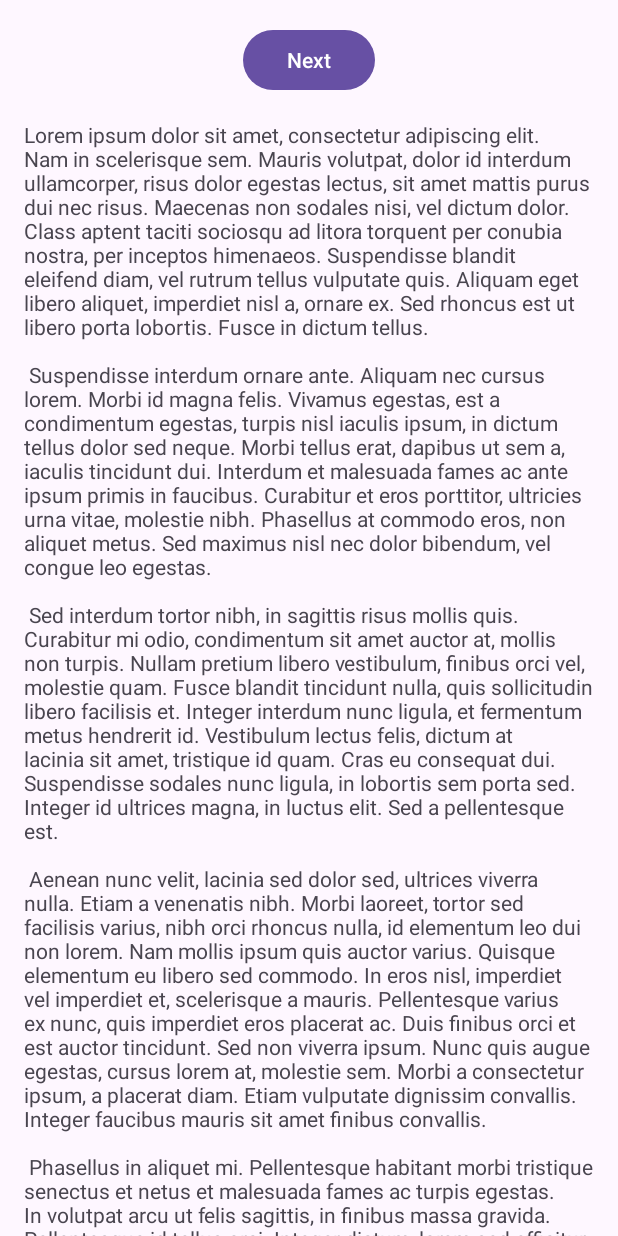
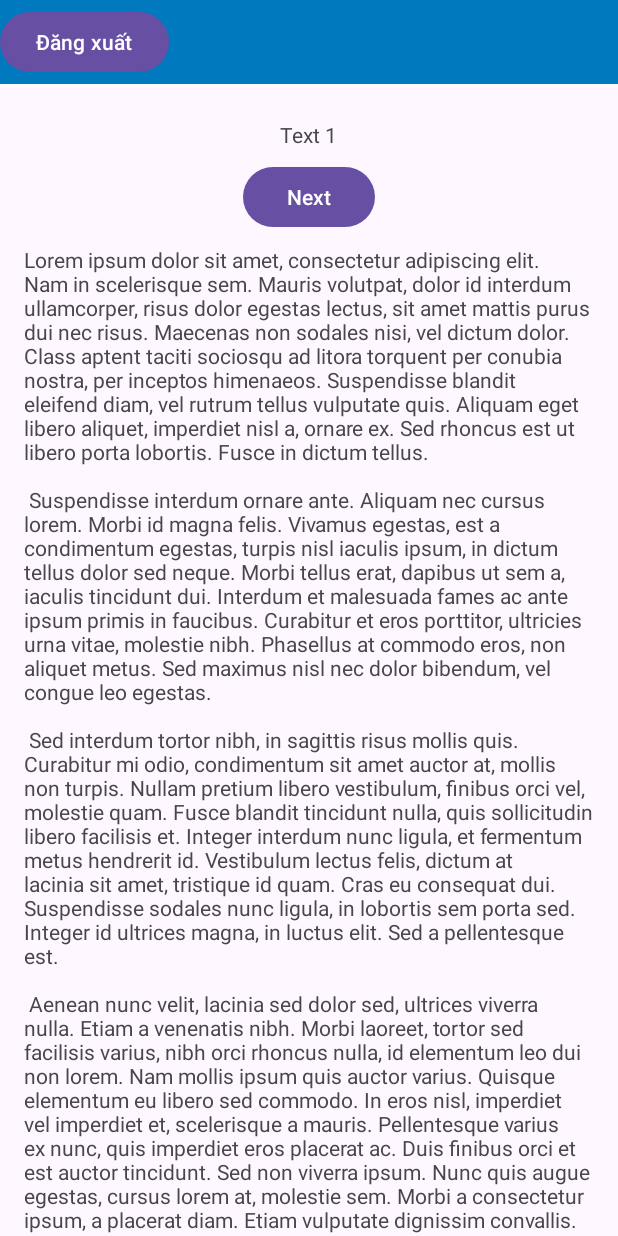
Before and after one commit to AkiraNoob/SE114.O22, an Android app: the HomePage screen opened directly, with no data from a screen before it, on a phone screen of 412 x 824 dp. Run offline under Robolectric (Android 15) with nearby library versions, the light colour scheme and no system bars; our stand-ins replace Firebase (no records; nobody signed in at launch, a user with empty details on screens opened directly), navigation-ui.

Commit message:
Sample scroll, navigate

```diff
--- a/app/src/main/java/com/example/collabtask/FirstFragment.kt
+++ b/app/src/main/java/com/example/collabtask/HomePage.kt
@@ -5,15 +5,19 @@ import androidx.fragment.app.Fragment
 import android.view.LayoutInflater
 import android.view.View
 import android.view.ViewGroup
+import androidx.navigation.findNavController
 import androidx.navigation.fragment.findNavController
-import com.example.collabtask.databinding.FragmentFirstBinding
+import androidx.navigation.ui.AppBarConfiguration
+import com.example.collabtask.databinding.HomePageBinding
+import com.google.firebase.Firebase
+import com.google.firebase.auth.auth
 
 /**
  * A simple [Fragment] subclass as the default destination in the navigation.
  */
-class FirstFragment : Fragment() {
+class HomePage : Fragment() {
 
-    private var _binding: FragmentFirstBinding? = null
+    private var _binding: HomePageBinding? = null
 
     // This property is only valid between onCreateView and
     // onDestroyView.
@@ -24,7 +28,8 @@ class FirstFragment : Fragment() {
         savedInstanceState: Bundle?
     ): View? {
 
-        _binding = FragmentFirstBinding.inflate(inflater, container, false)
+        _binding = HomePageBinding.inflate(inflater, container, false)
+
         return binding.root
 
     }
@@ -32,8 +37,12 @@ class FirstFragment : Fragment() {
     override fun onViewCreated(view: View, savedInstanceState: Bundle?) {
         super.onViewCreated(view, savedInstanceState)
 
-        binding.buttonFirst.setOnClickListener {
-            findNavController().navigate(R.id.action_FirstFragment_to_SecondFragment)
+        val auth = Firebase.auth
+
+        binding.logout.setOnClickListener()
+        {
+            auth.signOut()
+            findNavController().navigate(R.id.LoginFragment)
         }
     }
 
--- a/app/src/main/java/com/example/collabtask/LoginFragment.kt
+++ b/app/src/main/java/com/example/collabtask/LoginFragment.kt
@@ -37,7 +37,7 @@ class LoginFragment : Fragment() {
             auth.signInWithEmailAndPassword(binding.Email.text.toString(), binding.Password.text.toString()).addOnCompleteListener()
             {
                 Toast.makeText(context, "Đăng nhập thành công, chờ trong giây lát để được chuyển hướng", Toast.LENGTH_SHORT).show()
-                findNavController().navigate(R.id.FirstFragment)
+                findNavController().navigate(R.id.HomePage)
             }
         }
     }
--- a/app/src/main/java/com/example/collabtask/MainActivity.kt
+++ b/app/src/main/java/com/example/collabtask/MainActivity.kt
@@ -29,7 +29,6 @@ class MainActivity : AppCompatActivity() {
 
         val navController = findNavController(R.id.nav_host_fragment_content_main)
         appBarConfiguration = AppBarConfiguration(navController.graph)
-//        setupActionBarWithNavController(navController, appBarConfiguration)
     }
 
     override fun onStart() {
@@ -41,7 +40,7 @@ class MainActivity : AppCompatActivity() {
         {
             navController.navigate(R.id.LoginFragment)
         } else {
-            navController.navigate(R.id.FirstFragment)
+            navController.navigate(R.id.HomePage)
         }
     }
 
--- /dev/null
+++ b/app/src/main/java/com/example/collabtask/SampleText1.kt
@@ -0,0 +1,40 @@
+package com.example.collabtask
+
+import android.os.Bundle
+import android.view.LayoutInflater
+import android.view.View
+import android.view.ViewGroup
+import androidx.fragment.app.Fragment
+import androidx.navigation.fragment.findNavController
+import com.example.collabtask.databinding.SampleText1Binding
+
+class SampleText1 : Fragment() {
+    private var _binding: SampleText1Binding? = null
+
+    // This property is only valid between onCreateView and
+    // onDestroyView.
+    private val binding get() = _binding!!
+
+    override fun onCreateView(
+        inflater: LayoutInflater, container: ViewGroup?,
+        savedInstanceState: Bundle?
+    ): View? {
+        _binding = SampleText1Binding.inflate(inflater, container, false)
+        return binding.root
+    }
+
+    override fun onViewCreated(view: View, savedInstanceState: Bundle?) {
+        super.onViewCreated(view, savedInstanceState)
+
+        binding.SampleText1Next.setOnClickListener()
+        {
+            findNavController().navigate(R.id.action_sampleText1_to_sampleText2)
+        }
+
+    }
+
+    override fun onDestroyView() {
+        super.onDestroyView()
+        _binding = null
+    }
+}
--- a/app/src/main/res/layout/activity_main.xml
+++ b/app/src/main/res/layout/activity_main.xml
@@ -7,17 +7,17 @@
     android:fitsSystemWindows="true"
     tools:context=".MainActivity">
 
-    <!--    <com.google.android.material.appbar.AppBarLayout-->
-    <!--        android:layout_width="match_parent"-->
-    <!--        android:layout_height="wrap_content"-->
-    <!--        android:fitsSystemWindows="true">-->
+    <com.google.android.material.appbar.AppBarLayout
+        android:layout_width="match_parent"
+        android:layout_height="wrap_content"
+        android:fitsSystemWindows="true">
 
-    <!--        <com.google.android.material.appbar.MaterialToolbar-->
-    <!--            android:id="@+id/toolbar"-->
-    <!--            android:layout_width="match_parent"-->
-    <!--            android:layout_height="?attr/actionBarSize" />-->
+        <com.google.android.material.appbar.MaterialToolbar
+            android:id="@+id/toolbar"
+            android:layout_width="match_parent"
+            android:layout_height="?attr/actionBarSize" />
 
-    <!--    </com.google.android.material.appbar.AppBarLayout>-->
+    </com.google.android.material.appbar.AppBarLayout>
 
     <fragment
         android:id="@+id/nav_host_fragment_content_main"
--- a/app/src/main/res/layout/fragment_first.xml
+++ /dev/null
@@ -1,36 +0,0 @@
-<?xml version="1.0" encoding="utf-8"?>
-<androidx.core.widget.NestedScrollView
-    xmlns:android="http://schemas.android.com/apk/res/android"
-    xmlns:app="http://schemas.android.com/apk/res-auto"
-    xmlns:tools="http://schemas.android.com/tools"
-    android:layout_width="match_parent"
-    android:layout_height="match_parent"
-    tools:context=".FirstFragment">
-
-    <androidx.constraintlayout.widget.ConstraintLayout
-        android:layout_width="match_parent"
-        android:layout_height="match_parent"
-        android:padding="16dp">
-
-        <Button
-            android:id="@+id/button_first"
-            android:layout_width="wrap_content"
-            android:layout_height="wrap_content"
-            android:text="@string/next"
-            app:layout_constraintBottom_toTopOf="@id/textview_first"
-            app:layout_constraintEnd_toEndOf="parent"
-            app:layout_constraintStart_toStartOf="parent"
-            app:layout_constraintTop_toTopOf="parent" />
-
-        <TextView
-            android:id="@+id/textview_first"
-            android:layout_width="wrap_content"
-            android:layout_height="wrap_content"
-            android:layout_marginTop="16dp"
-            android:text="@string/lorem_ipsum"
-            app:layout_constraintBottom_toBottomOf="parent"
-            app:layout_constraintEnd_toEndOf="parent"
-            app:layout_constraintStart_toStartOf="parent"
-            app:layout_constraintTop_toBottomOf="@id/button_first" />
-    </androidx.constraintlayout.widget.ConstraintLayout>
-</androidx.core.widget.NestedScrollView>
--- /dev/null
+++ b/app/src/main/res/layout/home_page.xml
@@ -0,0 +1,32 @@
+<?xml version="1.0" encoding="utf-8"?>
+<LinearLayout xmlns:android="http://schemas.android.com/apk/res/android"
+    xmlns:app="http://schemas.android.com/apk/res-auto"
+    xmlns:tools="http://schemas.android.com/tools"
+    android:layout_width="match_parent"
+    android:layout_height="match_parent"
+    android:orientation="vertical"
+    tools:context=".HomePage">
+
+    <androidx.appcompat.widget.LinearLayoutCompat
+        android:id="@+id/header"
+        android:layout_width="match_parent"
+        android:layout_height="56dp"
+        android:background="@color/backgroundMain"
+        android:gravity="center_vertical">
+
+        <Button
+            android:id="@+id/logout"
+            android:layout_width="wrap_content"
+            android:layout_height="wrap_content"
+            android:text="Đăng xuất" />
+    </androidx.appcompat.widget.LinearLayoutCompat>
+
+    <fragment
+        android:layout_weight="1"
+        android:layout_height="0dp"
+        android:id="@+id/nav_host_fragment_homepage"
+        android:name="androidx.navigation.fragment.NavHostFragment"
+        android:layout_width="match_parent"
+        app:navGraph="@navigation/sample_nest_graph" />
+
+</LinearLayout>
--- /dev/null
+++ b/app/src/main/res/layout/sample_text_1.xml
@@ -0,0 +1,39 @@
+<?xml version="1.0" encoding="utf-8"?>
+<ScrollView
+    xmlns:android="http://schemas.android.com/apk/res/android"
+    xmlns:app="http://schemas.android.com/apk/res-auto"
+    xmlns:tools="http://schemas.android.com/tools"
+    android:id="@+id/Text1"
+    android:scrollbars="none"
+    android:layout_width="wrap_content"
+    android:layout_height="match_parent"
+    android:paddingHorizontal="16dp"
+    android:paddingTop="16dp">
+
+    <LinearLayout
+        android:layout_width="match_parent"
+        android:layout_height="match_parent"
+        android:gravity="center_horizontal"
+        android:orientation="vertical">
+
+        <TextView
+            android:layout_width="wrap_content"
+            android:layout_height="wrap_content"
+            android:paddingVertical="8dp"
+            android:text="Text 1" />
+
+        <Button
+            android:id="@+id/SampleText1Next"
+            android:layout_width="wrap_content"
+            android:layout_height="wrap_content"
+            android:textColorHint="@color/white"
+            android:hint="Next" />
+
+        <TextView
+            android:id="@+id/textview_first"
+            android:layout_width="wrap_content"
+            android:layout_height="wrap_content"
+            android:paddingVertical="8dp"
+            android:text="@string/lorem_ipsum" />
+    </LinearLayout>
+</ScrollView>
--- a/app/src/main/res/navigation/nav_graph.xml
+++ b/app/src/main/res/navigation/nav_graph.xml
@@ -6,36 +6,19 @@
     app:startDestination="@id/LoginFragment">
 
     <fragment
-        android:id="@+id/FirstFragment"
-        android:name="com.example.collabtask.FirstFragment"
-        android:label="@string/first_fragment_label"
-        tools:layout="@layout/fragment_first">
+        android:id="@+id/HomePage"
+        android:name="com.example.collabtask.HomePage"
+        android:label="HomePage"
+        tools:layout="@layout/home_page">
 
-        <action
-            android:id="@+id/action_FirstFragment_to_SecondFragment"
-            app:destination="@id/SecondFragment" />
-        <argument
-            android:name="sName"
-            android:defaultValue="hello"
-            app:argType="string" />
-    </fragment>
-    <fragment
-        android:id="@+id/SecondFragment"
-        android:name="com.example.collabtask.SecondFragment"
-        android:label="@string/second_fragment_label"
-        tools:layout="@layout/fragment_second">
-
-        <action
-            android:id="@+id/action_SecondFragment_to_FirstFragment"
-            app:destination="@id/FirstFragment" />
     </fragment>
     <fragment
         android:id="@+id/LoginFragment"
         android:name="com.example.collabtask.LoginFragment"
         android:label="LoginFragment"
-        tools:layout="@layout/login_fragment" >
+        tools:layout="@layout/login_fragment">
         <action
             android:id="@+id/action_LoginFragment_to_FirstFragment"
-            app:destination="@id/FirstFragment" />
+            app:destination="@id/HomePage" />
     </fragment>
 </navigation>
--- /dev/null
+++ b/app/src/main/res/navigation/sample_nest_graph.xml
@@ -0,0 +1,27 @@
+<?xml version="1.0" encoding="utf-8"?>
+<navigation xmlns:android="http://schemas.android.com/apk/res/android"
+    xmlns:app="http://schemas.android.com/apk/res-auto"
+    xmlns:tools="http://schemas.android.com/tools"
+    android:id="@+id/sample_nest_graph"
+    app:startDestination="@id/sampleText1">
+
+    <fragment
+        android:id="@+id/sampleText1"
+        android:name="com.example.collabtask.SampleText1"
+        android:label="SampleText1"
+        tools:layout="@layout/sample_text_1">
+        <action
+            android:id="@+id/action_sampleText1_to_sampleText2"
+            app:destination="@id/sampleText2" />
+    </fragment>
+
+    <fragment
+        android:id="@+id/sampleText2"
+        android:name="com.example.collabtask.SampleText2"
+        android:label="SampleText2"
+        tools:layout="@layout/sample_text_2">
+        <action
+            android:id="@+id/action_sampleText2_to_sampleText1"
+            app:destination="@id/sampleText1" />
+    </fragment>
+</navigation>
```
Also changed, not shown: app/src/main/java/com/example/collabtask/SampleText2.kt (added, +40 -0 lines), app/src/main/java/com/example/collabtask/SecondFragment.kt (deleted, +0 -44 lines), app/src/main/res/layout/fragment_second.xml (deleted, +0 -35 lines), app/src/main/res/layout/sample_text_2.xml (added, +39 -0 lines).
